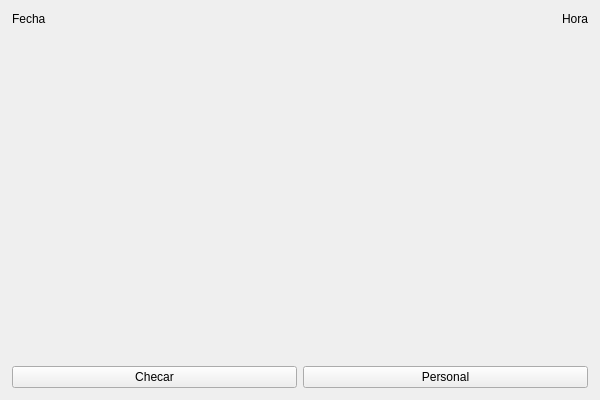
First picture: the form in ventanaprincipal.ui, repository enchiladaSuiza/AsistenciaFototeca, before the edit.
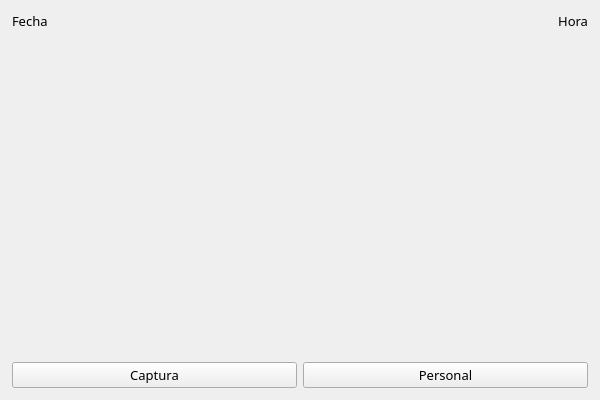
Second picture: the form after the edit.

The edit to the form file:
```diff
--- a/ventanaprincipal.ui
+++ b/ventanaprincipal.ui
@@ -37,6 +37,12 @@
       </property>
       <item>
        <widget class="QLabel" name="fechaLabel">
+        <property name="font">
+         <font>
+          <family>Montserrat</family>
+          <pointsize>10</pointsize>
+         </font>
+        </property>
         <property name="text">
          <string>Fecha</string>
         </property>
@@ -44,6 +50,12 @@
       </item>
       <item>
        <widget class="QLabel" name="horaLabel">
+        <property name="font">
+         <font>
+          <family>Montserrat</family>
+          <pointsize>10</pointsize>
+         </font>
+        </property>
         <property name="text">
          <string>Hora</string>
         </property>
@@ -68,13 +80,25 @@
       </property>
       <item>
        <widget class="QPushButton" name="checarButton">
+        <property name="font">
+         <font>
+          <family>Montserrat</family>
+          <pointsize>10</pointsize>
+         </font>
+        </property>
         <property name="text">
-         <string>Checar</string>
+         <string>Captura</string>
         </property>
        </widget>
       </item>
       <item>
        <widget class="QPushButton" name="personalButton">
+        <property name="font">
+         <font>
+          <family>Montserrat</family>
+          <pointsize>10</pointsize>
+         </font>
+        </property>
         <property name="text">
          <string>Personal</string>
         </property>
```
